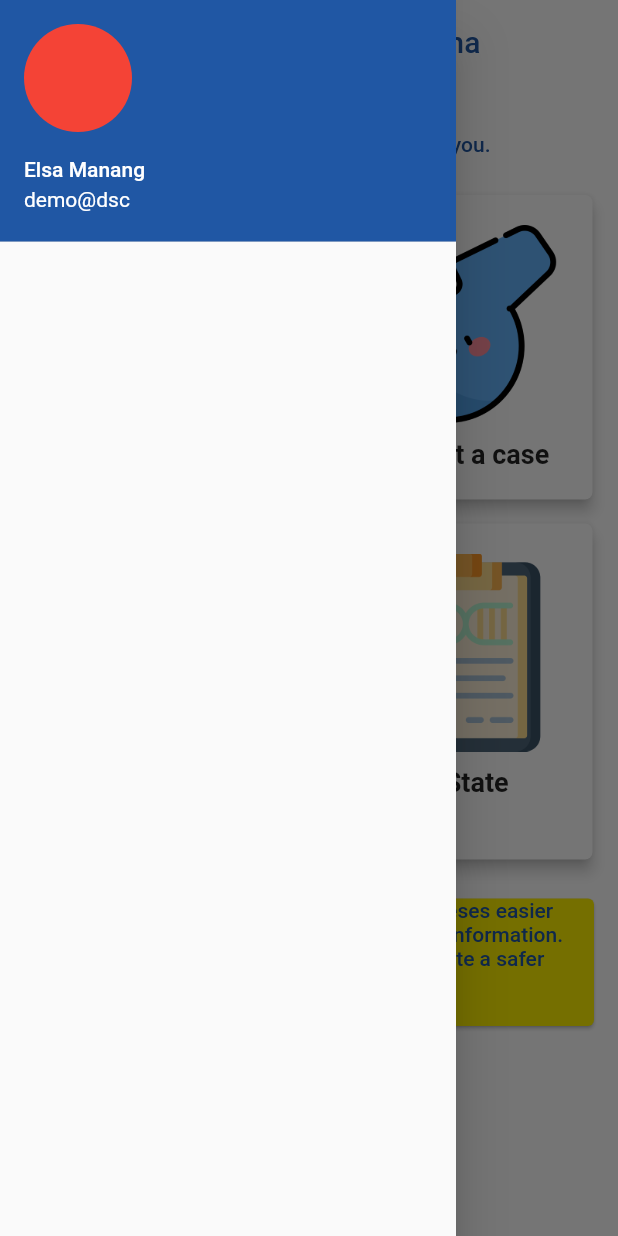
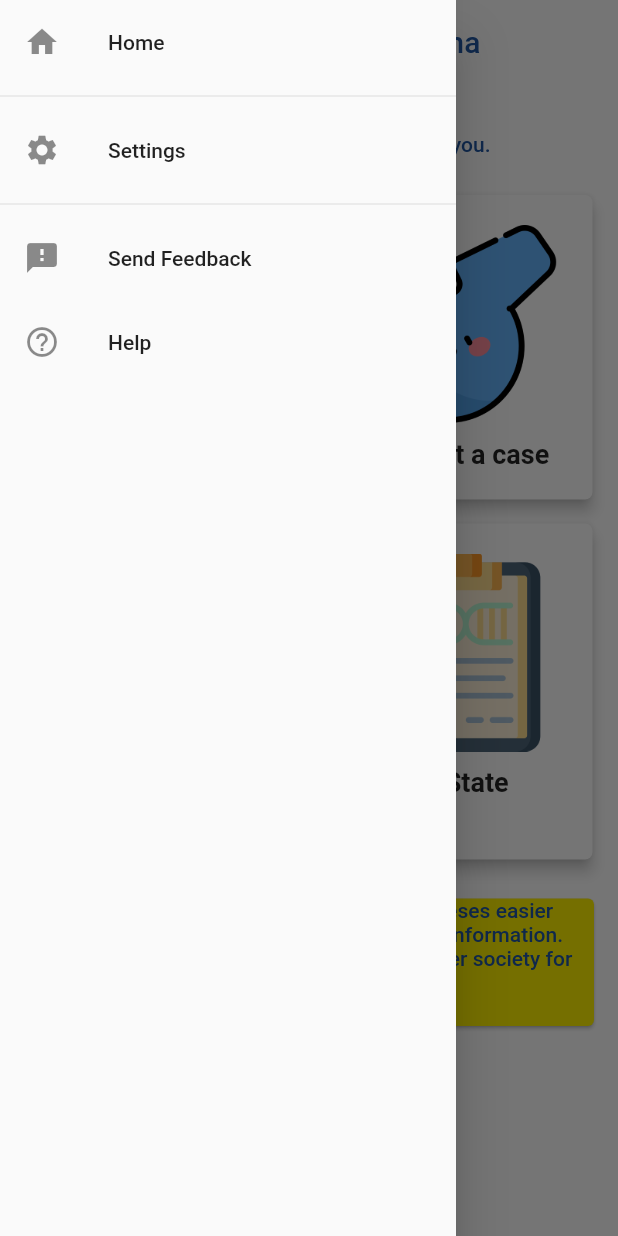
Before and after one commit to jeanluc243/usalama, a Flutter app: the HomePage screen opened directly, with the side drawer open, on a phone screen of 412 x 824 dp. Run offline on Flutter 3.47's test engine with Material 2 defaults, Android fonts, the phone set to English and light mode, and no system bars; our stand-ins replace fluro, page_transition, responsive_grid.

Commit message:
👌 IMPROVE: List differents tabs in Drawer

```diff
--- a/lib/ui/home.dart
+++ b/lib/ui/home.dart
@@ -6,6 +6,12 @@ import 'package:usalama/ui/layouts/drawer.dart';
 import 'package:usalama/ui/layouts/home_body.dart';
 import 'package:usalama/ui/pages/call_an_urgence.dart';
 import 'package:usalama/ui/pages/submit_list_page.dart';
+
+
+// TODO :
+// Add infinite Alert (i forgot name of this widget)
+// for long time : 10 min maybe
+
 
 class HomePage extends StatelessWidget {
   @override
@@ -27,6 +33,7 @@ class HomePage extends StatelessWidget {
                   ),
                 ),
               ),
+
               ResponsiveGridCol(
                 xs: 12,
                 child: Container(
@@ -184,7 +191,7 @@ class HomePage extends StatelessWidget {
                       ResponsiveGridCol(
                         xs: 9,
                         child: Text(
-                          "Usalama will also give Congoleses easier access to police services and information. He adds the end goal is to create a safer society for everyone.",
+                          "Usalama will also give Congoleses easier access to police services and information. The end goal is to create a safer society for everyone.",
                           style: TextStyle(
                             fontWeight: FontWeight.w500,
                             fontSize: 14,
--- a/lib/ui/layouts/drawer.dart
+++ b/lib/ui/layouts/drawer.dart
@@ -3,15 +3,34 @@ import 'package:flutter/material.dart';
 Drawer drawer = Drawer(
   child: ListView(
     children: <Widget>[
-      UserAccountsDrawerHeader(
-        decoration: BoxDecoration(
-          color: Color(0xFF2057A4),
-        ),
-        accountName: Text("Elsa Manang"),
-        accountEmail: Text("demo@dsc"),
-        currentAccountPicture: CircleAvatar(
-          backgroundColor: Colors.red,
-        ),
+      // UserAccountsDrawerHeader(
+      //   decoration: BoxDecoration(
+      //     color: Color(0xFF2057A4),
+      //   ),
+      //   accountName: Text("Elsa Manang"),
+      //   accountEmail: Text("demo@dsc"),
+      //   currentAccountPicture: CircleAvatar(
+      //     backgroundColor: Colors.red,
+      //   ),
+      // ),
+      ListTile(
+        leading: Icon(Icons.home),
+        title: Text("Home"),
+      ),
+      Divider(),
+      ListTile(
+        leading: Icon(Icons.settings),
+        title: Text("Settings"),
+      ),
+      Divider(),
+      ListTile(
+        leading: Icon(Icons.feedback),
+        title: Text("Send Feedback"),
+      ),
+      // Divider(),
+      ListTile(
+        leading: Icon(Icons.help_outline),
+        title: Text("Help"),
       )
     ],
   ),
```
